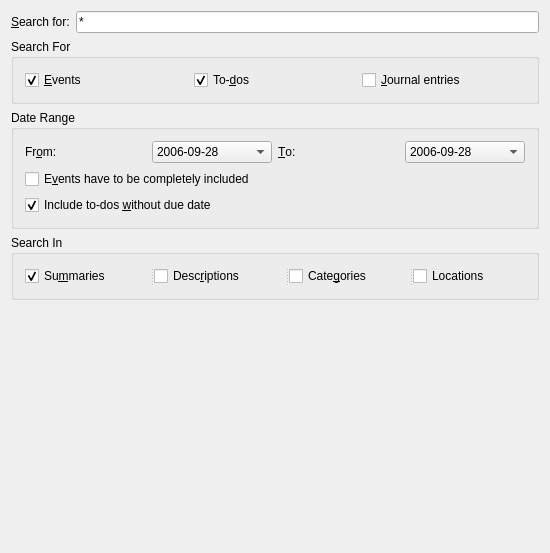
Before: the Qt Designer form searchdialog_base.ui in KDE/korganizer, drawn with Qt 5.
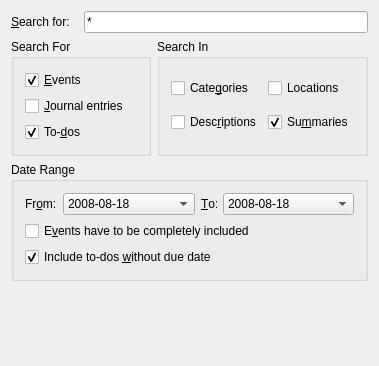
After: the same form once the commit is applied. Custom widgets are drawn as their Qt base class.

Commit message: Compact layout some.

```diff
--- a/searchdialog_base.ui
+++ b/searchdialog_base.ui
@@ -7,57 +7,41 @@
    <rect>
     <x>0</x>
     <y>0</y>
-    <width>550</width>
-    <height>553</height>
+    <width>379</width>
+    <height>366</height>
    </rect>
   </property>
   <property name="windowTitle" >
    <string>Find Events - KOrganizer</string>
   </property>
-  <layout class="QGridLayout" name="gridLayout_2" >
+  <layout class="QGridLayout" name="gridLayout_3" >
    <item row="0" column="0" >
-    <layout class="QHBoxLayout" >
-     <property name="spacing" >
-      <number>6</number>
+    <widget class="QLabel" name="mSearchLabel" >
+     <property name="text" >
+      <string>&amp;Search for:</string>
      </property>
-     <property name="margin" >
-      <number>0</number>
+     <property name="wordWrap" >
+      <bool>false</bool>
      </property>
-     <item>
-      <widget class="QLabel" name="mSearchLabel" >
-       <property name="text" >
-        <string>&amp;Search for:</string>
-       </property>
-       <property name="wordWrap" >
-        <bool>false</bool>
-       </property>
-       <property name="buddy" >
-        <cstring>mSearchEdit</cstring>
-       </property>
-      </widget>
-     </item>
-     <item>
-      <widget class="QLineEdit" name="mSearchEdit" >
-       <property name="text" >
-        <string>*</string>
-       </property>
-      </widget>
-     </item>
-    </layout>
+     <property name="buddy" >
+      <cstring>mSearchEdit</cstring>
+     </property>
+    </widget>
    </item>
-   <item row="1" column="0" >
+   <item row="0" column="1" colspan="2" >
+    <widget class="QLineEdit" name="mSearchEdit" >
+     <property name="text" >
+      <string>*</string>
+     </property>
+    </widget>
+   </item>
+   <item row="1" column="0" colspan="2" >
     <widget class="QGroupBox" name="mSearchTypeGroup" >
      <property name="title" >
       <string>Search For</string>
      </property>
-     <layout class="QGridLayout" >
-      <property name="margin" >
-       <number>11</number>
-      </property>
-      <property name="spacing" >
-       <number>6</number>
-      </property>
-      <item row="0" column="0" >
+     <layout class="QVBoxLayout" name="verticalLayout" >
+      <item>
        <widget class="QCheckBox" name="mEventsCheck" >
         <property name="text" >
          <string>&amp;Events</string>
@@ -67,54 +51,72 @@
         </property>
        </widget>
       </item>
-      <item row="0" column="1" >
-       <widget class="QCheckBox" name="mTodosCheck" >
-        <property name="text" >
-         <string>To-&amp;dos</string>
-        </property>
-        <property name="checked" >
-         <bool>true</bool>
-        </property>
-       </widget>
-      </item>
-      <item row="0" column="2" >
+      <item>
        <widget class="QCheckBox" name="mJournalsCheck" >
         <property name="text" >
          <string>&amp;Journal entries</string>
         </property>
        </widget>
       </item>
+      <item>
+       <widget class="QCheckBox" name="mTodosCheck" >
+        <property name="text" >
+         <string>To-&amp;dos</string>
+        </property>
+        <property name="checked" >
+         <bool>true</bool>
+        </property>
+       </widget>
+      </item>
      </layout>
     </widget>
    </item>
-   <item row="2" column="0" >
+   <item row="1" column="2" >
+    <widget class="QGroupBox" name="mSearchGroup" >
+     <property name="title" >
+      <string>Search In</string>
+     </property>
+     <layout class="QGridLayout" name="gridLayout" >
+      <item row="0" column="0" >
+       <widget class="QCheckBox" name="mCategoryCheck" >
+        <property name="text" >
+         <string>Cate&amp;gories</string>
+        </property>
+       </widget>
+      </item>
+      <item row="0" column="1" >
+       <widget class="QCheckBox" name="mLocationCheck" >
+        <property name="text" >
+         <string>Locations</string>
+        </property>
+       </widget>
+      </item>
+      <item row="1" column="0" >
+       <widget class="QCheckBox" name="mDescriptionCheck" >
+        <property name="text" >
+         <string>Desc&amp;riptions</string>
+        </property>
+       </widget>
+      </item>
+      <item row="1" column="1" >
+       <widget class="QCheckBox" name="mSummaryCheck" >
+        <property name="text" >
+         <string>Su&amp;mmaries</string>
+        </property>
+        <property name="checked" >
+         <bool>true</bool>
+        </property>
+       </widget>
+      </item>
+     </layout>
+    </widget>
+   </item>
+   <item row="2" column="0" colspan="3" >
     <widget class="QGroupBox" name="mDateRangeGroup" >
      <property name="title" >
       <string>Date Range</string>
      </property>
-     <layout class="QGridLayout" >
-      <property name="margin" >
-       <number>11</number>
-      </property>
-      <property name="spacing" >
-       <number>6</number>
-      </property>
-      <item row="1" column="0" colspan="4" >
-       <widget class="QCheckBox" name="mInclusiveCheck" >
-        <property name="text" >
-         <string>E&amp;vents have to be completely included</string>
-        </property>
-       </widget>
-      </item>
-      <item row="0" column="1" >
-       <widget class="KPIM::KDateEdit" name="mStartDate" >
-        <item>
-         <property name="text" >
-          <string>2006-09-28</string>
-         </property>
-        </item>
-       </widget>
-      </item>
+     <layout class="QGridLayout" name="gridLayout_2" >
       <item row="0" column="0" >
        <widget class="QLabel" name="mStartDateLabel" >
         <property name="text" >
@@ -128,11 +130,17 @@
         </property>
        </widget>
       </item>
-      <item row="0" column="3" >
-       <widget class="KPIM::KDateEdit" name="mEndDate" >
+      <item row="0" column="1" >
+       <widget class="KPIM::KDateEdit" name="mStartDate" >
+        <property name="sizePolicy" >
+         <sizepolicy vsizetype="Fixed" hsizetype="Preferred" >
+          <horstretch>1</horstretch>
+          <verstretch>0</verstretch>
+         </sizepolicy>
+        </property>
         <item>
          <property name="text" >
-          <string>2006-09-28</string>
+          <string>2008-08-18</string>
          </property>
         </item>
        </widget>
@@ -150,6 +158,28 @@
         </property>
        </widget>
       </item>
+      <item row="0" column="3" >
+       <widget class="KPIM::KDateEdit" name="mEndDate" >
+        <property name="sizePolicy" >
+         <sizepolicy vsizetype="Fixed" hsizetype="Preferred" >
+          <horstretch>1</horstretch>
+          <verstretch>0</verstretch>
+         </sizepolicy>
+        </property>
+        <item>
+         <property name="text" >
+          <string>2008-08-18</string>
+         </property>
+        </item>
+       </widget>
+      </item>
+      <item row="1" column="0" colspan="4" >
+       <widget class="QCheckBox" name="mInclusiveCheck" >
+        <property name="text" >
+         <string>E&amp;vents have to be completely included</string>
+        </property>
+       </widget>
+      </item>
       <item row="2" column="0" colspan="4" >
        <widget class="QCheckBox" name="mIncludeUndatedTodos" >
         <property name="text" >
@@ -163,46 +193,7 @@
      </layout>
     </widget>
    </item>
-   <item row="3" column="0" >
-    <widget class="QGroupBox" name="mSearchGroup" >
-     <property name="title" >
-      <string>Search In</string>
-     </property>
-     <layout class="QGridLayout" name="gridLayout" >
-      <item row="0" column="0" >
-       <widget class="QSplitter" name="splitter" >
-        <property name="orientation" >
-         <enum>Qt::Horizontal</enum>
-        </property>
-        <widget class="QCheckBox" name="mSummaryCheck" >
-         <property name="text" >
-          <string>Su&amp;mmaries</string>
-         </property>
-         <property name="checked" >
-          <bool>true</bool>
-         </property>
-        </widget>
-        <widget class="QCheckBox" name="mDescriptionCheck" >
-         <property name="text" >
-          <string>Desc&amp;riptions</string>
-         </property>
-        </widget>
-        <widget class="QCheckBox" name="mCategoryCheck" >
-         <property name="text" >
-          <string>Cate&amp;gories</string>
-         </property>
-        </widget>
-        <widget class="QCheckBox" name="mLocationCheck" >
-         <property name="text" >
-          <string>Locations</string>
-         </property>
-        </widget>
-       </widget>
-      </item>
-     </layout>
-    </widget>
-   </item>
-   <item row="4" column="0" >
+   <item row="3" column="0" colspan="3" >
     <widget class="QWidget" native="1" name="mListViewParent" >
      <property name="sizePolicy" >
       <sizepolicy vsizetype="MinimumExpanding" hsizetype="Preferred" >
```
Left out of the diff: 3 changed lines with no effect on the pictures.
